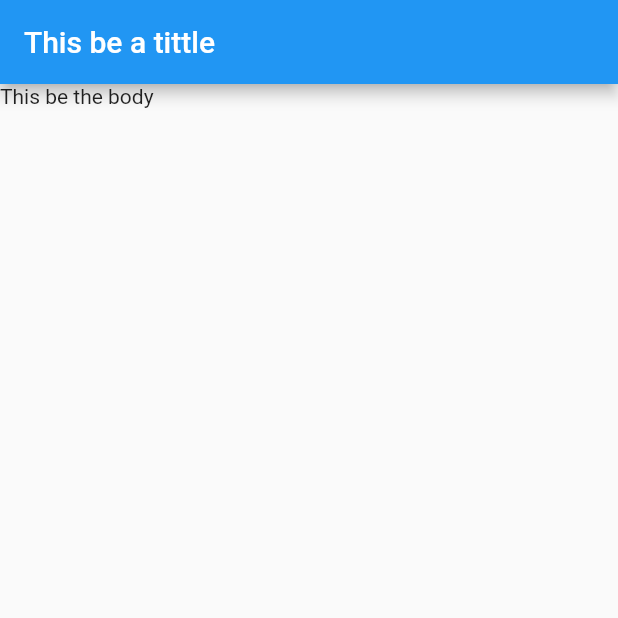
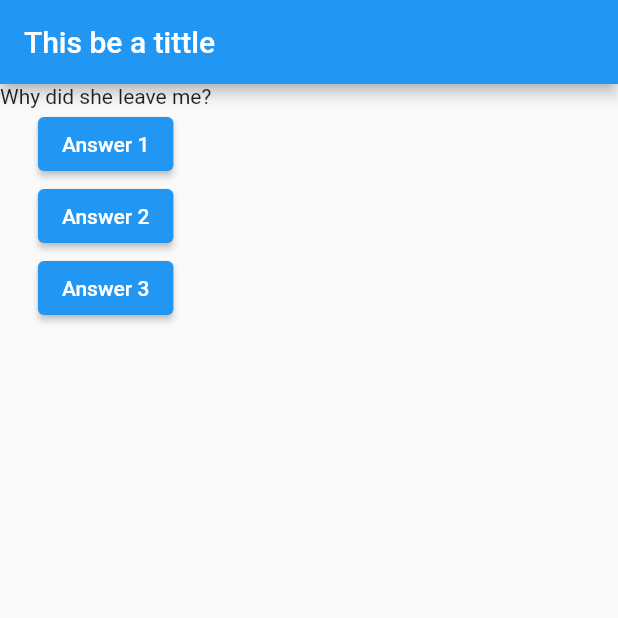
Before and after one commit to hyperinactive/dd, a Flutter app: the screen it shows after launch, on a phone screen of 412 x 824 dp, the top half of it. Run offline on Flutter 3.47's test engine with Material 2 defaults, Android fonts, the phone set to English and light mode, and no system bars.

Commit message:
basics_1

```diff
--- a/lib/main.dart
+++ b/lib/main.dart
@@ -1,37 +1,87 @@
-// built-in widgets, themes, material, base classes
 import 'package:flutter/material.dart';
 
-// to run our app we need a 'runApp() method' from the material dependency
 void main() {
-  // anonymous instance of our MyApp() class
   runApp(MyApp());
 }
 
-// javascript arrow function
-// shorthand for funcitons with just one expression
-// void main() => runApp(MyApp());
+// types of widgets:
+// Output/Input
+// Layout and Control
+// Container
 
-// StatelessWidget - base class - empty widget
-// every widget must extend a Stateless or Stateful
-class MyApp extends StatelessWidget {
-  // necessary method for classes, reqires BuildContext
-  // this method is of class Widget, since it returns, well.. a Widget
-  // build is called every time flutter needs to render smth onto the screen
-  // build is always responsible for widget rendering - every widget has its own build method
+// doesn't expect to have a state of any kind, doesn't rerender based on internal state
+// class MyApp extends StatelessWidget {
+
+// Stateful widget consists of 2 classes
+// createState implementation should return the linked state of the widget
+// build and all of the state data stays in the state class
+class MyApp extends StatefulWidget {
+  @override
+  State<StatefulWidget> createState() {
+    // _ means private, as in, it can be "seen" within the file (kind of like protected)
+    // public -> _private class
+    // same goes for variables
+    return _MyAppState();
+  }
+}
+
+// secondary class of the stateful app which contains the internal state
+// extends State
+// State is a generic class and we need to point to our Stateful class to attach it
+// <pointerToTheClass>
+class _MyAppState extends State<MyApp> {
+  int _questionIndex = 0;
+
+  void _answer() {
+    // the UI elements won't rerender unless we change the state
+    // to change it, use the setState() method, react stuff
+    // setState -> build (of the class that has it), rerenders stuff that only have to do with the state it changes
+    setState(() {
+      _questionIndex++;
+    });
+    print(_questionIndex);
+  }
+
   @override // java decorator, good practice
   Widget build(BuildContext context) {
-    // MaterialApp does the base setup and it combines widgets into an app that can be rendered
-    // similar to python, we can use the position of args or just NAME them
-    // named and positional args
-    // home: <- core widget
+    // default list
+    var questions = [
+      'Why did she leave me?',
+      'How to fix a failing relationship?',
+      'How to escape existantial dred?'
+    ];
     return MaterialApp(
-      // scaffold is a util class with a basic color theme
       home: Scaffold(
         appBar: AppBar(
-          // create a bar widget and place a title in it
           title: Text('This be a tittle'),
         ),
-        body: Text('This be the body'),
+        // to put multiple widgets, need to use some layout widget first
+        // Column expects an array of widgets (Java structure esq)
+        // notation good practice <Widget>[]
+        body: Column(
+          children: [
+            // questions[0] or questions.elementAt(0)
+            Text(questions[_questionIndex]),
+            // RaisedButton in the prev version of flutter
+            // onPressed callback function child: Widget to render
+            // javascript stuff: passing a ref to the function, no the invocation
+            // answer > answer()
+
+            // again, anonymous vs named functions, shorthand and the long one
+            ElevatedButton(onPressed: _answer, child: Text('Answer 1')),
+            ElevatedButton(
+                // onPressed: () => print('Answered the second question'),
+                onPressed: _answer,
+                child: Text('Answer 2')),
+            ElevatedButton(
+                // onPressed: () {
+                //   print('Answered');
+                //   print('Answered twice');
+                // },
+                onPressed: _answer,
+                child: Text('Answer 3')),
+          ],
+        ),
       ),
     );
   }
```
